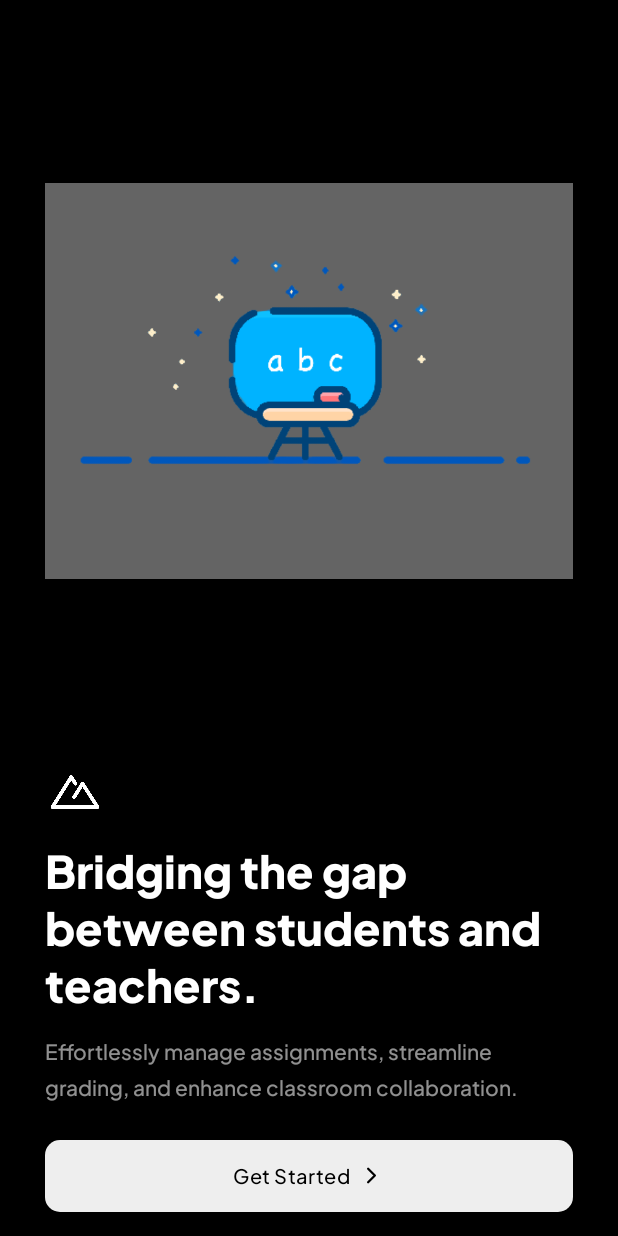
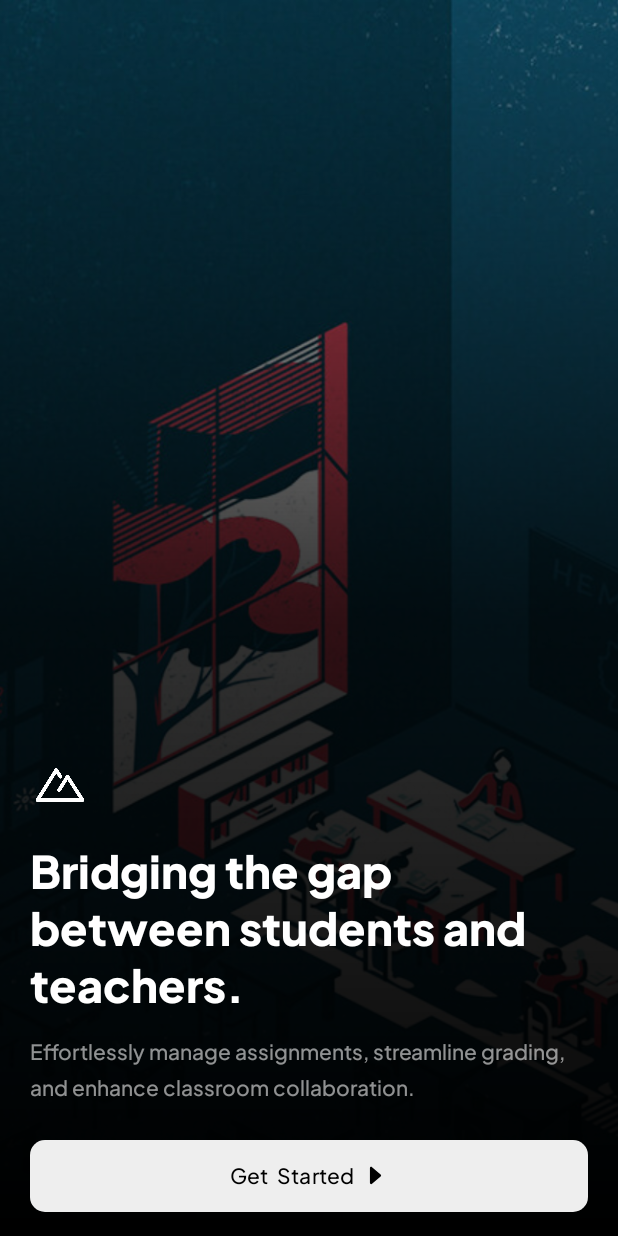
Before and after one commit to kyeboard/classroom, an Android app built with Jetpack Compose: the screen it shows after launch (MainActivity), on a phone screen of 412 x 824 dp. Run offline under Robolectric (Android 15) with nearby library versions, the phone set to English and light mode, and no system bars; libraries missing offline, so code that uses them is left out: io.appwrite, io.appwrite.services; 3 statements that could not run were skipped.

Commit message:
Make home page pretty

```diff
--- /dev/null
+++ b/app/src/main/res/drawable/caret_right.xml
@@ -0,0 +1,9 @@
+<vector xmlns:android="http://schemas.android.com/apk/res/android"
+    android:width="512dp"
+    android:height="512dp"
+    android:viewportWidth="512"
+    android:viewportHeight="512">
+  <path
+      android:fillColor="#FF000000"
+      android:pathData="M190.06,414l163.12,-139.78a24,24 0,0 0,0 -36.44L190.06,98c-15.57,-13.34 -39.62,-2.28 -39.62,18.22v279.6c0,20.5 24.05,31.56 39.62,18.18z"/>
+</vector>
--- a/app/src/main/res/drawable/chevron_right.xml
+++ /dev/null
@@ -1,13 +0,0 @@
-<vector xmlns:android="http://schemas.android.com/apk/res/android"
-    android:width="24dp"
-    android:height="24dp"
-    android:viewportWidth="24"
-    android:viewportHeight="24">
-  <path
-      android:pathData="M9,18l6,-6l-6,-6"
-      android:strokeLineJoin="round"
-      android:strokeWidth="2"
-      android:fillColor="#00000000"
-      android:strokeColor="#000000"
-      android:strokeLineCap="round"/>
-</vector>
--- /dev/null
+++ b/app/src/main/res/drawable/home_gradient.xml
@@ -0,0 +1,9 @@
+<?xml version="1.0" encoding="utf-8"?>
+<shape xmlns:android="http://schemas.android.com/apk/res/android">
+    <gradient
+        android:type="linear"
+        android:angle="-90"
+        android:startColor="#33000000"
+        android:centerColor="#CC000000"
+        android:endColor="#000000" />
+</shape>
--- a/app/src/main/res/layout/activity_main.xml
+++ b/app/src/main/res/layout/activity_main.xml
@@ -4,13 +4,34 @@
     xmlns:tools="http://schemas.android.com/tools"
     android:background="@color/black"
     android:layout_width="match_parent"
-    android:paddingHorizontal="30dp"
     android:layout_height="match_parent">
+
+    <ImageView
+        android:id="@+id/imageView"
+        android:layout_width="0dp"
+        android:layout_height="0dp"
+        android:scaleType="centerCrop"
+        android:src="@drawable/home_cover"
+        app:layout_constraintBottom_toBottomOf="parent"
+        app:layout_constraintEnd_toEndOf="parent"
+        app:layout_constraintStart_toStartOf="parent"
+        app:layout_constraintTop_toTopOf="parent" />
+
+    <androidx.constraintlayout.widget.ConstraintLayout
+        android:layout_width="0dp"
+        android:paddingHorizontal="20dp"
+        android:layout_height="0dp"
+        android:translationZ="10dp"
+        android:background="@drawable/home_gradient"
+        app:layout_constraintBottom_toBottomOf="parent"
+        app:layout_constraintEnd_toEndOf="parent"
+        app:layout_constraintStart_toStartOf="parent"
+        app:layout_constraintTop_toTopOf="parent">
 
         <ImageView
             android:id="@+id/imageView7"
             android:layout_width="40dp"
-        android:layout_marginBottom="5dp"
+            android:layout_marginBottom="10dp"
             android:layout_height="40dp"
             android:src="@drawable/logo"
             android:tint="@color/white"
@@ -48,8 +69,7 @@
             android:id="@+id/login"
             android:layout_width="0dp"
             android:layout_height="48dp"
-        android:letterSpacing="0.025"
-        android:textSize="13sp"
+            android:letterSpacing="0.01"
             app:iconSize="18dp"
             android:includeFontPadding="false"
             android:layout_marginVertical="16dp"
@@ -57,7 +77,7 @@
             android:textAllCaps="false"
             app:backgroundTint="@color/white"
             android:background="@drawable/rounded"
-        app:icon="@drawable/chevron_right"
+            app:icon="@drawable/caret_right"
             app:iconGravity="textEnd"
             app:iconPadding="5dp"
             app:iconTint="@color/black"
@@ -66,14 +86,5 @@
             app:layout_constraintEnd_toEndOf="parent"
             app:layout_constraintStart_toStartOf="parent"
             android:text="@string/login_button_home" />
-
-    <ImageView
-        android:id="@+id/imageView"
-        android:layout_width="match_parent"
-        android:layout_height="0dp"
-        app:layout_constraintBottom_toTopOf="@+id/imageView7"
-        app:layout_constraintEnd_toEndOf="parent"
-        app:layout_constraintStart_toStartOf="parent"
-        app:layout_constraintTop_toTopOf="parent"
-        android:src="@drawable/home_cover" />
     </androidx.constraintlayout.widget.ConstraintLayout>
+</androidx.constraintlayout.widget.ConstraintLayout>
--- a/app/src/main/res/values/strings.xml
+++ b/app/src/main/res/values/strings.xml
@@ -1,6 +1,6 @@
 <resources>
     <string name="app_name">Classroom</string>
-    <string name="login_button_home">Get    Started</string>
+    <string name="login_button_home">Get\u00A0\u00A0Started</string>
     <string name="app_description">Effortlessly manage assignments, streamline grading, and enhance classroom collaboration.</string>
     <string name="app_title">Bridging the gap between students and teachers.</string>
     <string name="title_activity_home">Home</string>
```
Also changed, not shown: app/src/main/res/drawable/home_cover.jpg (added), app/src/main/res/drawable/home_cover.png (deleted). Lines whose indentation alone changed are shown as unchanged.
